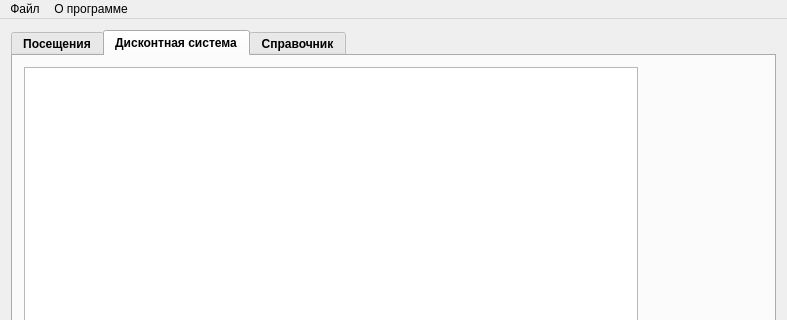
Qt form Optika/mainwindow.ui (m0nk-tnd/luks) before a commit; both pictures show x 0 to 787 and y 0 to 320 of the 787 by 527 pixel window.
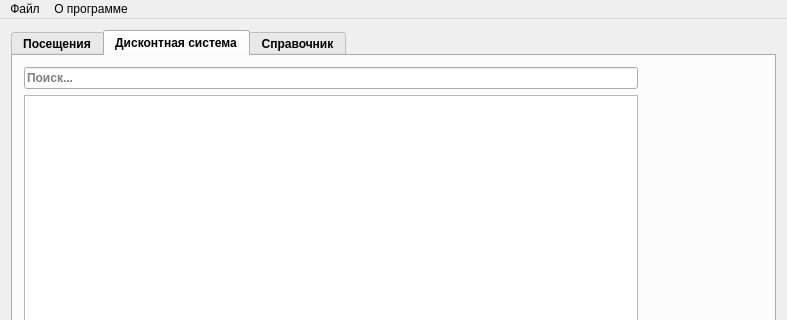
The same form after that commit. The open tabs and pages were chosen to show the change. Icons and pictures are not drawn.

What changed in the file:
```diff
--- a/Optika/mainwindow.ui
+++ b/Optika/mainwindow.ui
@@ -260,7 +260,18 @@
         <item>
          <layout class="QVBoxLayout" name="verticalLayout_7">
           <item>
-           <widget class="QTableView" name="discount_tableView"/>
+           <widget class="QLineEdit" name="search_discount_lineEdit">
+            <property name="placeholderText">
+             <string>Поиск...</string>
+            </property>
+           </widget>
+          </item>
+          <item>
+           <widget class="QTableView" name="discount_tableView">
+            <property name="alternatingRowColors">
+             <bool>true</bool>
+            </property>
+           </widget>
           </item>
           <item>
            <layout class="QHBoxLayout" name="horizontalLayout_6">
```
Left out of the diff: 12 changed lines with no effect on the pictures.
